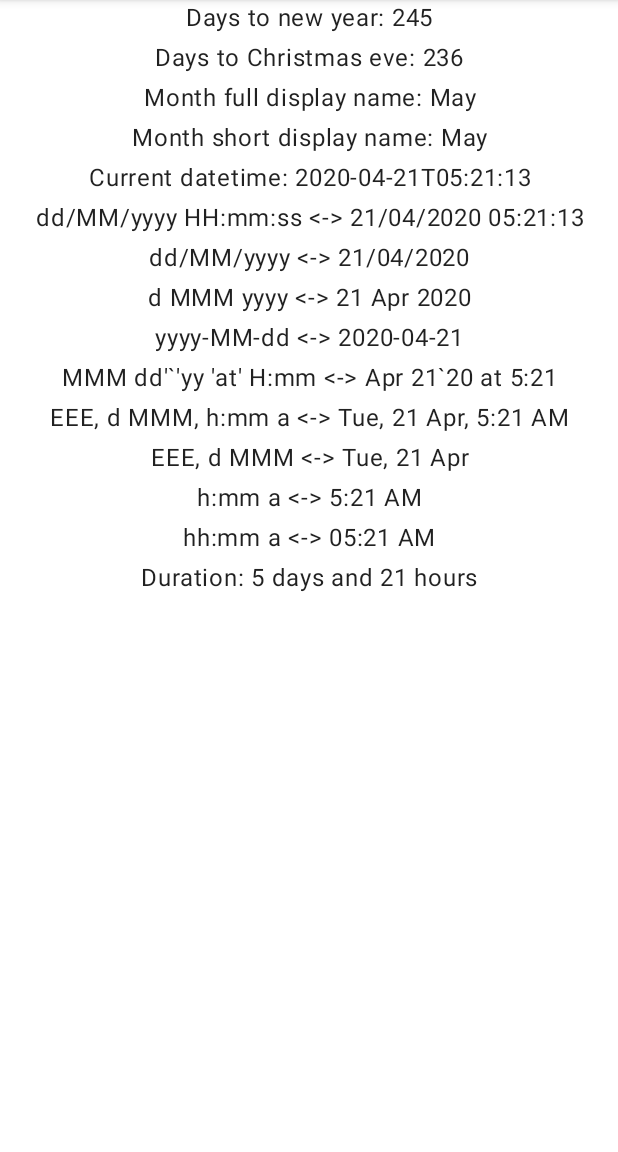
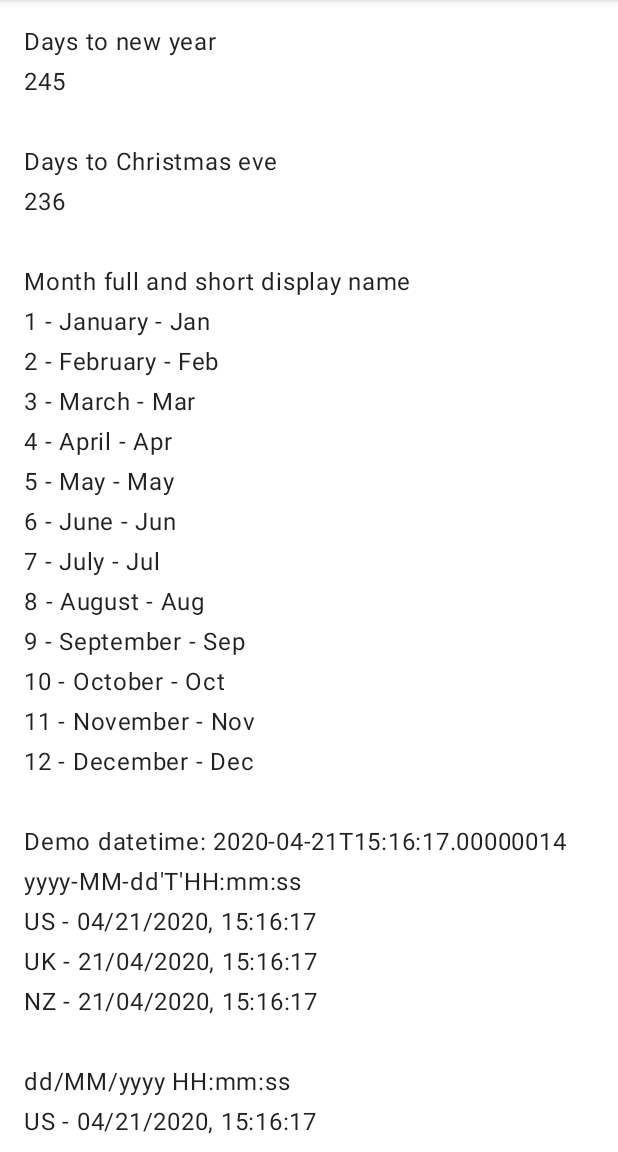
Before and after one commit to li2/android-datetime, an Android app: the screen it shows after launch (MainActivity), on a phone screen of 412 x 824 dp, the part 84-1236 px from its top. Run offline under Robolectric (Android 15) with nearby library versions, the phone set to English and light mode, and no system bars; our stand-ins replace Timber, data binding; libraries missing offline, so code that uses them is left out: com.jakewharton.threetenabp; 1 statement that could not run was skipped.

Commit message:
Android date formatting respecting current Locale: getBestDateTimePattern e.g. - GB: EEEE d MMMM >>>> "EEEE d MMMM" on OS9, "EEEE, d MMMM" on OS10) - NZ: EEEE d MMMM >>>> "EEEE, d MMMM" - US: EEEE d MMMM >>>> "EEEE, MMMM d" https://stackoverflow.com/questions/38545812/custom-android-date-formatting-respecting-current-locale

```diff
--- a/app/src/main/java/me/li2/android/datetimesample/MainActivity.kt
+++ b/app/src/main/java/me/li2/android/datetimesample/MainActivity.kt
@@ -1,16 +1,20 @@
 package me.li2.android.datetimesample
 
+import android.os.Build
 import android.os.Bundle
 import android.widget.TextView
 import androidx.appcompat.app.AppCompatActivity
 import com.jakewharton.threetenabp.AndroidThreeTen
-import me.li2.android.datetime.*
 import me.li2.android.datetime.Calculator.daysToChristmasEve
 import me.li2.android.datetime.Calculator.daysToNewYear
 import me.li2.android.datetime.Calculator.durationInDaysAndHours
-import org.threeten.bp.LocalDate
+import me.li2.android.datetime.fullDisplayName
+import me.li2.android.datetime.shortDisplayName
+import me.li2.android.datetime.toIsoLocalDateTimeString
+import me.li2.android.datetime.toStringWithPattern
 import org.threeten.bp.LocalDateTime
-import org.threeten.bp.Month
+import org.threeten.bp.Month.*
+import java.util.*
 
 class MainActivity : AppCompatActivity() {
     override fun onCreate(savedInstanceState: Bundle?) {
@@ -21,38 +25,69 @@ class MainActivity : AppCompatActivity() {
 
     private fun demo(): String {
         AndroidThreeTen.init(this)
+        val builder = StringBuilder()
 
-        val builder = StringBuilder()
-        builder.appendln("Days to new year: ${daysToNewYear()}")
-        builder.appendln("Days to Christmas eve: ${daysToChristmasEve()}")
-        builder.appendln("Month full display name: ${LocalDate.now().month.fullDisplayName()}")
-        builder.appendln("Month short display name: ${LocalDate.now().month.shortDisplayName()}")
+        fun print(description: String, executor: () -> Any) {
+            builder.appendln(description)
+            builder.appendln("${executor()}")
+            builder.appendln()
+        }
+
+        print("Days to new year") {
+            daysToNewYear()
+        }
+
+        print("Days to Christmas eve") {
+            daysToChristmasEve()
+        }
+
+        print("Month full and short display name") {
+            listOf(JANUARY, FEBRUARY, MARCH, APRIL, MAY, JUNE, JULY, AUGUST, SEPTEMBER, OCTOBER, NOVEMBER, DECEMBER)
+                    .joinToString("\n") { month ->
+                        "${month.value} - ${month.fullDisplayName()} - ${month.shortDisplayName()}"
+                    }
+        }
 
         // 2020-04-21T05:21:13
-        val demoDateTime = LocalDateTime.of(2020, Month.APRIL, 21, 5, 21, 13, 140)
-        val currentDatetimeStr = demoDateTime.toIsoLocalDateTimeString()
-        builder.appendln("Current datetime: $currentDatetimeStr")
+        val demoDateTime = LocalDateTime.of(2020, APRIL, 21, 15, 16, 17, 140)
+        val demoDatetimeStr = demoDateTime.toIsoLocalDateTimeString()
+        builder.appendln("Demo datetime: $demoDatetimeStr")
 
-        currentDatetimeStr.toIsoLocalDateTime()?.let { now ->
+        // getBestDateTimePattern: GB: EEEE d MMMM >>>> "EEEE d MMMM" on Android 9, "EEEE, d MMMM" on Android 10)
+        // getBestDateTimePattern: NZ: EEEE d MMMM >>>> "EEEE, d MMMM"
+        // getBestDateTimePattern: US: EEEE d MMMM >>>> "EEEE, MMMM d"
+
         listOf(
-                    "dd/MM/yyyy HH:mm:ss",   // 21/04/2020 05:21:13
+                "yyyy-MM-dd'T'HH:mm:ss", // 2020-04-21T15:16:17 iso local data time
+                "dd/MM/yyyy HH:mm:ss",   // 21/04/2020 15:16:17
                 "dd/MM/yyyy",            // 21/04/2020
                 "d MMM yyyy",            // 21 Apr 2020
                 "yyyy-MM-dd",            // 2020-04-21
-                    "MMM dd'`'yy 'at' H:mm", // Apr 21'20 at 5:21
-                    "EEE, d MMM, h:mm a",    // Thu, 21 Apr, 5:21 am
-                    "EEE, d MMM",            // Thu, 21 Apr
-                    "h:mm a",                // 5:21 am
-                    "hh:mm a"                // 05:21 am
+                "MMM dd'`'yy 'at' H:mm", // Apr 21'20 at 15:16
+                "EEE, d MMM, h:mm a",    // Tue, 21 Apr, 3:16 pm
+                "EEE, d MMM",            // Tue, 21 Apr
+                "EEEE d MMMM",           // Tuesday 21 April
+                "h:mm a",                // 3:16 pm
+                "hh:mm a"                // 03:16 pm
         ).forEach { pattern ->
-                builder.appendln("$pattern <-> ${now.toStringWithPattern(pattern)}")
+            print(pattern) {
+                val us = demoDateTime.toStringWithPattern(pattern, Locale.US)
+                val uk = demoDateTime.toStringWithPattern(pattern, Locale.UK)
+                val nz = if (Build.VERSION.SDK_INT >= Build.VERSION_CODES.LOLLIPOP) {
+                    val localeNZ = Locale.Builder().setRegion("NZ").setLanguage("en").setLanguageTag("en-NZ").build()
+                    demoDateTime.toStringWithPattern(pattern, localeNZ)
+                } else {
+                    ""
+                }
+                "US - $us\nUK - $uk\nNZ - $nz"
             }
         }
 
-        val durationInDaysAndHours = durationInDaysAndHours(this,
+        print("Duration") {
+            durationInDaysAndHours(this,
                     LocalDateTime.now(),
                     LocalDateTime.now().plusDays(5).plusHours(21))
-        builder.appendln("Duration: $durationInDaysAndHours")
+        }
 
         return builder.toString()
     }
--- a/app/src/main/res/layout/activity_main.xml
+++ b/app/src/main/res/layout/activity_main.xml
@@ -12,16 +12,17 @@
     <ScrollView
         android:layout_width="match_parent"
         android:layout_height="wrap_content"
-        android:scrollbars="vertical"
-        android:scrollbarAlwaysDrawVerticalTrack="true">
+        android:scrollbarAlwaysDrawVerticalTrack="true"
+        android:scrollbars="vertical">
 
         <TextView
             android:id="@+id/resultTextView"
             style="?attr/textAppearanceBody1"
-            android:gravity="center"
             android:layout_width="match_parent"
+            android:layout_height="wrap_content"
+            android:gravity="start|top"
             android:lineSpacingExtra="8dp"
-            android:layout_height="wrap_content"
+            android:padding="16dp"
             app:layout_constraintBottom_toBottomOf="parent"
             app:layout_constraintLeft_toLeftOf="parent"
             app:layout_constraintRight_toRightOf="parent"
--- /dev/null
+++ b/app/src/main/res/layout/title_value_item_view.xml
@@ -0,0 +1,23 @@
+<?xml version="1.0" encoding="utf-8"?>
+<LinearLayout xmlns:android="http://schemas.android.com/apk/res/android"
+    xmlns:tools="http://schemas.android.com/tools"
+    android:layout_width="match_parent"
+    android:layout_height="wrap_content"
+    android:orientation="vertical"
+    android:padding="16dp">
+
+    <TextView
+        android:id="@+id/titleTextView"
+        android:layout_width="wrap_content"
+        android:layout_height="wrap_content"
+        android:textAppearance="?attr/textAppearanceHeadline6"
+        tools:text="Title" />
+
+    <TextView
+        android:id="@+id/valueTextView"
+        android:layout_width="match_parent"
+        android:layout_height="wrap_content"
+        android:layout_marginTop="4dp"
+        android:textAppearance="?attr/textAppearanceBody1"
+        tools:text="value" />
+</LinearLayout>
--- a/datetime/src/main/java/me/li2/android/datetime/Formatter.kt
+++ b/datetime/src/main/java/me/li2/android/datetime/Formatter.kt
@@ -1,5 +1,6 @@
 package me.li2.android.datetime
 
+import android.text.format.DateFormat
 import org.threeten.bp.LocalDateTime
 import org.threeten.bp.Month
 import org.threeten.bp.format.DateTimeFormatter
@@ -16,25 +17,22 @@ RFC stands for Request For Comment. RFC is a formal document from the Internet E
 
  https://medium.com/easyread/understanding-about-rfc-3339-for-datetime-formatting-in-software-engineering-940aa5d5f68a
  */
-private const val RFC_DATE_TIME_PATTERN = "EEE, d MMM h:mma"
-private const val ISO_LOCAL_DATE_TIME_PATTERN = "yyyy-MM-dd'T'HH:mm:ss"
 
-fun LocalDateTime.toStringWithPattern(pattern: String): String {
+fun LocalDateTime.toStringWithPattern(
+        pattern: String,
+        locale: Locale = Locale.getDefault(),
+        allowBestLocalized: Boolean = true): String {
     return try {
-        this.format(DateTimeFormatter.ofPattern(pattern))
+        val bestPattern = if (allowBestLocalized) DateFormat.getBestDateTimePattern(locale, pattern) else pattern
+        this.format(DateTimeFormatter.ofPattern(bestPattern, locale))
     } catch (exception: Exception) {
         e(exception, "failed to format datetime: $this with pattern: $pattern")
         this.toString()
     }
 }
 
-fun LocalDateTime.toRfcDateTimeString() = this
-        .toStringWithPattern(RFC_DATE_TIME_PATTERN)
-        .replace("AM", "am")
-        .replace("PM", "pm")
-
-fun LocalDateTime.toIsoLocalDateTimeString() = this
-        .toStringWithPattern(ISO_LOCAL_DATE_TIME_PATTERN)
+fun LocalDateTime.toIsoLocalDateTimeString(): String =
+        this.format(DateTimeFormatter.ISO_LOCAL_DATE_TIME)
 
 fun Month.fullDisplayName(): String {
     return getDisplayName(TextStyle.FULL, Locale.getDefault())
```
Lines whose indentation alone changed are shown as unchanged.
